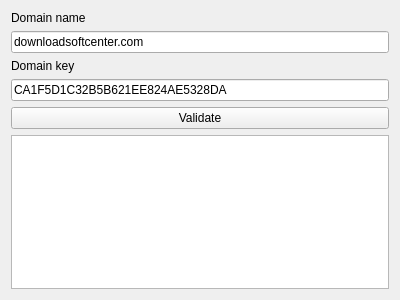
Old version of the form formdomainutilities.ui in the repository olegphpgithub/nnUtils.
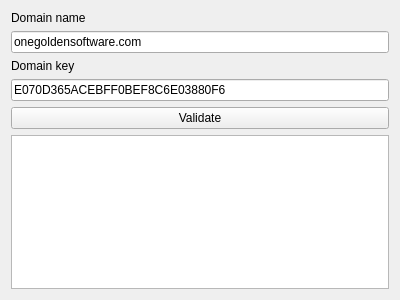
New version of the form.

The edit to the form file:
```diff
--- a/formdomainutilities.ui
+++ b/formdomainutilities.ui
@@ -26,7 +26,7 @@
      <item>
       <widget class="QLineEdit" name="domainNameLineEdit">
        <property name="text">
-        <string>downloadsoftcenter.com</string>
+        <string>onegoldensoftware.com</string>
        </property>
       </widget>
      </item>
@@ -40,7 +40,7 @@
      <item>
       <widget class="QLineEdit" name="domainKeyLineEdit">
        <property name="text">
-        <string>CA1F5D1C32B5B621EE824AE5328DA</string>
+        <string>E070D365ACEBFF0BEF8C6E03880F6</string>
        </property>
       </widget>
      </item>
```
